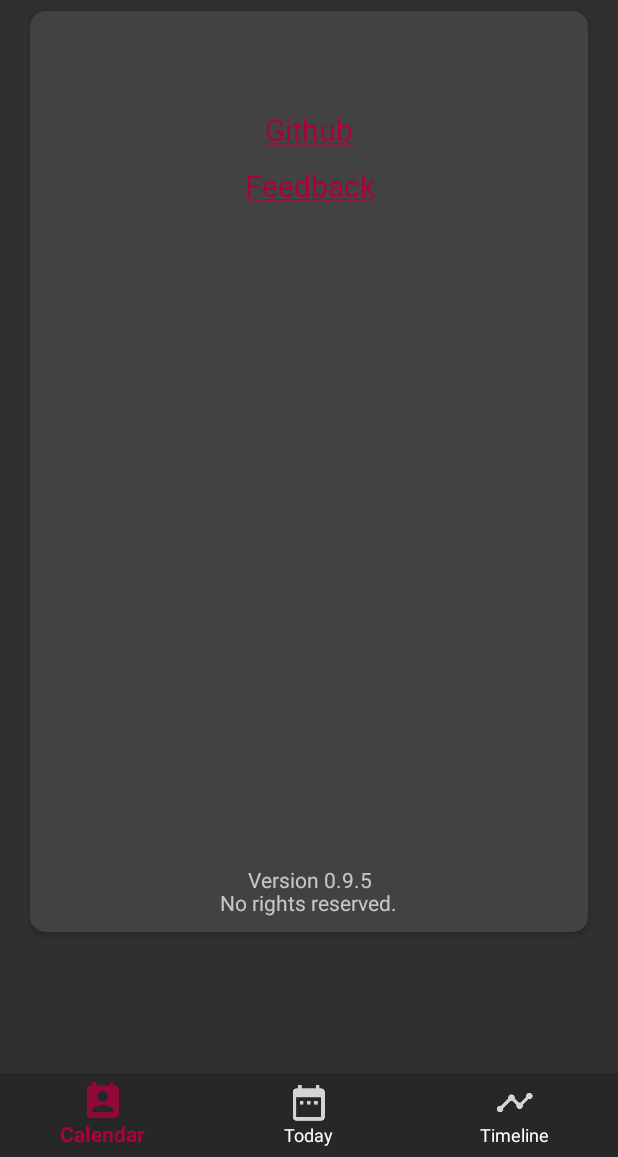
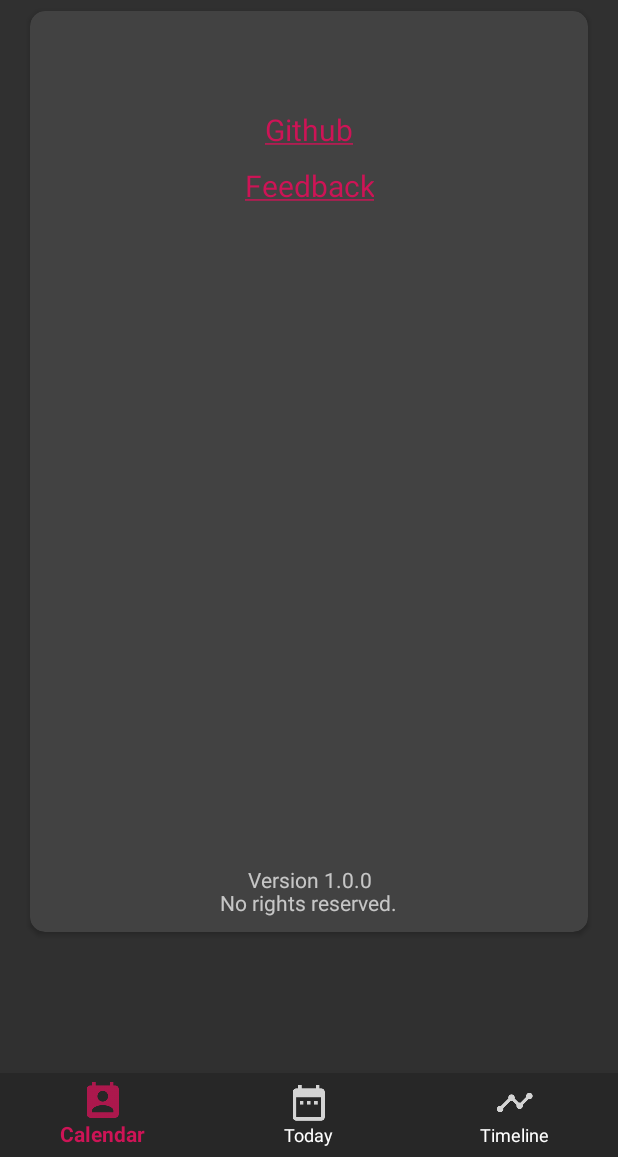
Before and after one commit to Aredruss/Octolendar, an Android app: the fragment MiscFragment placed in its activity, on a phone screen of 412 x 824 dp, the part 79-1236 px from its top. Run offline under Robolectric (Android 15) with nearby library versions, the phone set to English and light mode, and no system bars; our stand-ins replace Room's generated code; Roboto replaces fonts that are not available here.

Commit message:
Version 1.0.0 Includes fully functional tags

```diff
--- a/app/src/main/java/com/redbox/octolendar/fragments/CalendarFragment.java
+++ b/app/src/main/java/com/redbox/octolendar/fragments/CalendarFragment.java
@@ -34,9 +34,7 @@ public class CalendarFragment extends Fragment {
 
     private App.EventDatabase database;
     private App.EventDao dao;
-    private App.TagDao tagDao;
     private int count;
-    private int completed;
 
     private OnCalendarInteractionListener interactionListener;
 
@@ -91,9 +89,8 @@ public class CalendarFragment extends Fragment {
         String countString = "You have %d planned events";
         database = App.getInstance().getEventDatabase();
         dao = database.eventDao();
-        tagDao = database.tagDao();
 
-        count = dao.getAll().size();
+        count = dao.getEvCount();
         if(count ==1 ) {
           countString = countString.substring(0,countString.length()-1);
         }
--- a/app/src/main/java/com/redbox/octolendar/fragments/TimelineFragment.java
+++ b/app/src/main/java/com/redbox/octolendar/fragments/TimelineFragment.java
@@ -75,7 +75,8 @@ public class TimelineFragment extends Fragment {
         searchView.setOnQueryTextListener(new SearchView.OnQueryTextListener() {
             @Override
             public boolean onQueryTextSubmit(String query) {
-                List<App.Event> searchResult = dao.getByTitle(query);
+                List<App.Event> searchResult = dao.getByKeyWord(query);
+                Log.d("RES", "onQueryTextSubmit: " + searchResult.size());
                 loadTimeLine(searchResult);
                 return true;
             }
@@ -101,7 +102,6 @@ public class TimelineFragment extends Fragment {
         database = App.getInstance().getEventDatabase();
         dao = database.eventDao();
         eventList = dao.getAll();
-
     }
 
     public App.Event getItem(int i) {
--- a/app/src/main/java/com/redbox/octolendar/singleton/App.java
+++ b/app/src/main/java/com/redbox/octolendar/singleton/App.java
@@ -54,7 +54,7 @@ public class App extends Application {
         public String timeStart;
         public String timeEnd;
 
-        public int tagId = 0;
+        public long tagId = 0;
 
         public void setDate(String date) {
             this.day = date.split("-")[0];
@@ -87,18 +87,20 @@ public class App extends Application {
         @Query("SELECT * FROM event ORDER BY day, month, year, timeStart")
         List<Event> getAll();
 
-        @Query("SELECT MAX(id) FROM event")
-        int getAvID();
+        @Query("SELECT COUNT(*) FROM event")
+        int getEvCount();
 
-        @Query("SELECT * FROM event WHERE title = :title")
-        List<Event> getByTitle(String title);
-
+        @Query("SELECT * FROM event WHERE title = :keyword OR tagId in (SELECT id FROM tag WHERE text = :keyword)")
+        List<Event> getByKeyWord(String keyword);
 
         @Query("SELECT * FROM event WHERE id = :id")
         Event getEvent(long id);
 
         @Query("SELECT * FROM event WHERE day = :day AND month=:month AND year = :year ORDER BY timeStart ASC")
         List<Event> getDayEvents(String day, String month, String year);
+
+        @Query("SELECT * FROM event WHERE day = :day AND month=:month AND year = :year AND tagId =:id ORDER BY timeStart ASC")
+        List<Event> getTaggedEvents(String day, String month, String year, long id);
 
         @Insert
         void insert(Event event);
@@ -116,6 +118,9 @@ public class App extends Application {
         @Query("SELECT MAX(id) FROM tag")
         int getTagCount();
 
+        @Query("SELECT * FROM Tag WHERE Tag.id = :id")
+        Tag getTag(long id);
+
         @Query("SELECT * FROM tag")
         List<Tag> getAll();
 
@@ -129,7 +134,7 @@ public class App extends Application {
         void delete(Tag tag);
     }
 
-    @Database(entities = {Event.class, Tag.class}, version = 7)
+    @Database(entities = {Event.class, Tag.class}, version = 8)
     public abstract static class EventDatabase extends RoomDatabase {
         public abstract EventDao eventDao();
 
--- a/app/src/main/java/com/redbox/octolendar/view/EventsAdapter.java
+++ /dev/null
@@ -1,4 +0,0 @@
-package com.redbox.octolendar.view;
-
-public class EventsAdapter {
-}
--- a/app/src/main/res/layout/timeline_fragment.xml
+++ b/app/src/main/res/layout/timeline_fragment.xml
@@ -30,7 +30,7 @@
                 android:layout_marginBottom="@dimen/dimen_5dp"
                 android:layout_weight="0"
                 android:background="@drawable/button_background"
-                android:paddingTop="@dimen/dimen_15dp"
+
                 app:srcCompat="@drawable/ic_action_notes" />
 
         </LinearLayout>
--- a/app/src/main/res/values/colors.xml
+++ b/app/src/main/res/values/colors.xml
@@ -2,7 +2,7 @@
 <resources>
     <color name="colorPrimary">#008577</color>
     <color name="colorPrimaryDark">#3E3E3E</color>
-    <color name="colorAccent">#AE003F</color>
+    <color name="colorAccent">#CD1456</color>
     <color name="colorTextNotDone">#FF9100</color>
     <color name="colorTextDone">#6DC427</color>
     <color name="colorScrollBack">#272727</color>
--- a/app/src/main/res/values/strings.xml
+++ b/app/src/main/res/values/strings.xml
@@ -17,7 +17,7 @@
     <string name="string_sample_text">SampleText</string>
     <string name="string_misc_heading"> Octolendar </string>
     <string name="string_copyright">No rights reserved. </string>
-    <string name="string_version">Version 0.9.5</string>
+    <string name="string_version">Version 1.0.0</string>
     <string name="string_github"><a href="https://github.com/Aredruss/Octolendar">Github</a></string>
     <string name="string_feedback"><a href="https://twitter.com/Aredruss">Feedback</a></string>
     <string name="string_calendar">Calendar</string>
```
Also changed, not shown: app/src/main/java/com/redbox/octolendar/adapters/EventAdapter.java (+15 -6 lines), app/src/main/java/com/redbox/octolendar/fragments/PlannedEventsFragment.java (+6 -1 lines), app/src/main/java/com/redbox/octolendar/utilities/TagUtility.java (+36 -17 lines), app/src/main/res/layout/planned_events_fragment.xml (+7 -0 lines), app/src/main/res/layout/select_tag_bottom_dialog.xml (+7 -1 lines).
